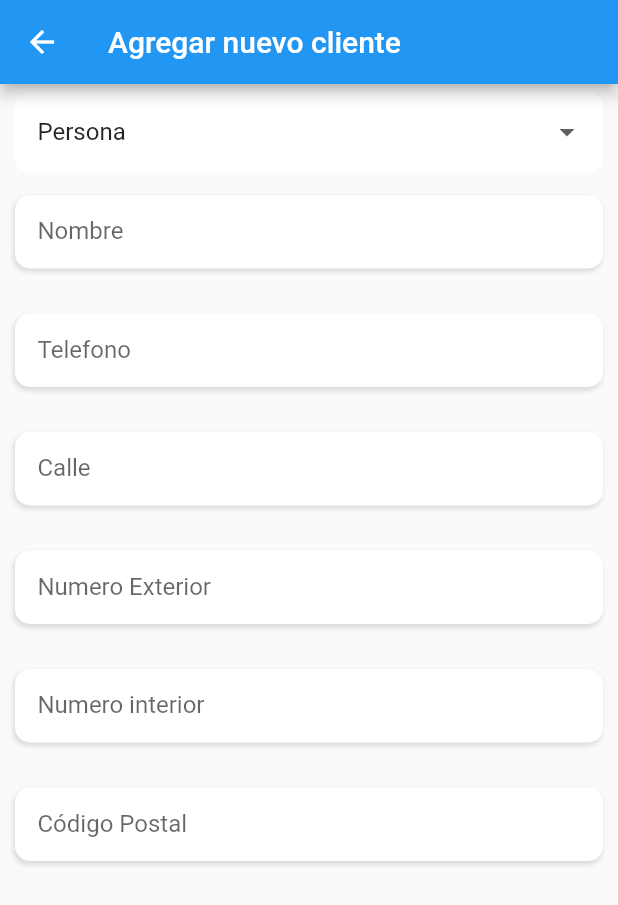
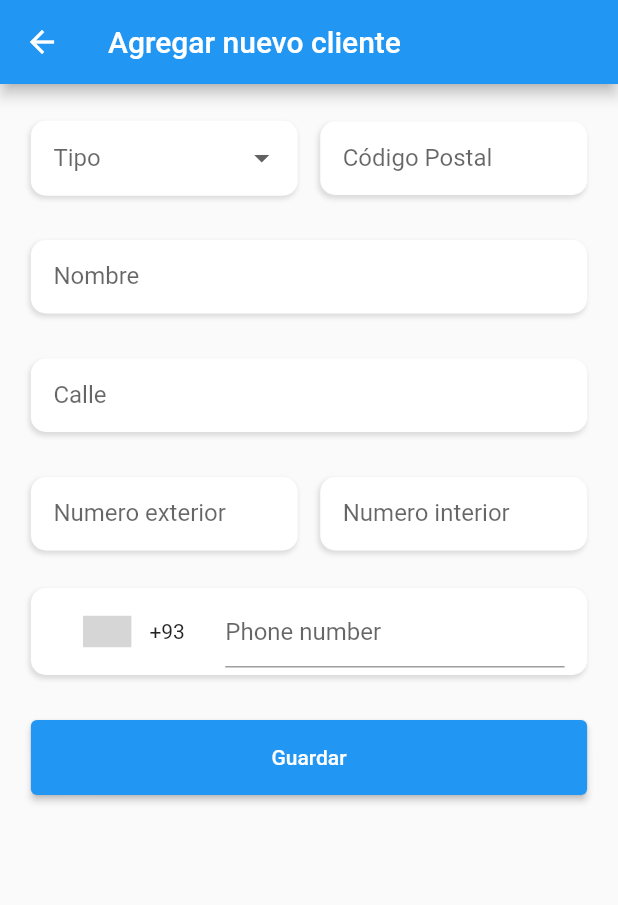
Before and after one commit to javierlrmz/urban_cotizer_app, a Flutter app: the ClientesScreen screen opened by its route, after a tap on the "add" icon, on a phone screen of 412 x 824 dp. Shown: the top 905 px of the screen. Run offline on Flutter 3.47's test engine with Material 2 defaults, Android fonts, the light colour scheme and no system bars; drawn by our look-alikes of intl_phone_number_input; grey boxes are pictures that could not be loaded.

Commit message:
todo validations and FormState

```diff
--- a/lib/components/custom_components.dart
+++ b/lib/components/custom_components.dart
@@ -120,6 +120,7 @@ class CustomFilter extends StatelessWidget {
 
     return Container(
       width: 120,
+      height: 40,
       decoration: BoxDecoration(
         boxShadow: [Decorations.buildShadow( const Offset(-1, 2))],
         color: Colors.white,
@@ -162,10 +163,30 @@ class CustomSearch extends StatelessWidget {
           isDense: true,
           contentPadding: const EdgeInsets.all(15),
           filled: true,
-          focusedBorder: buildInputRounded(),
-          border: buildInputRounded()
+          focusedBorder: buildInputRounded100(),
+          border: buildInputRounded100()
           )
         ),
     );
   }
 }
+
+//* ======== #5 ===========
+class CustomContainer extends StatelessWidget {
+
+  final Widget child;
+
+  const CustomContainer({super.key, required this.child});
+
+  @override
+  Widget build(BuildContext context) {
+    return Container(
+      decoration: BoxDecoration(
+        borderRadius: BorderRadius.circular(10),
+        color: Colors.white,
+        boxShadow: [Decorations.buildShadow(Offset(-1, 2))],
+      ),
+      child: child,
+    );
+  }
+}
--- /dev/null
+++ b/lib/extensions/validate_extension.dart
@@ -0,0 +1,58 @@
+extension ExtString on String {
+
+  bool get isValidEmail {
+  final emailRegExp = RegExp(r"^[a-zA-Z0-9.]+@[a-zA-Z0-9]+\.[a-zA-Z]+");
+  return emailRegExp.hasMatch(this);
+  }
+
+  bool get isValidPassword {
+    final passRegExp = RegExp (r'^(?=.*[A-Za-z])(?=.*\d)[A-Za-z\d]{8,}$');
+    return passRegExp.hasMatch(this);
+  }
+
+}
+
+// RegExp _email = RegExp(
+//     r"^((([a-z]|\d|[!#\$%&'\*\+\-\/=\?\^_`{\|}~]|[\u00A0-\uD7FF\uF900-\uFDCF\uFDF0-\uFFEF])+(\.([a-z]|\d|[!#\$%&'\*\+\-\/=\?\^_`{\|}~]|[\u00A0-\uD7FF\uF900-\uFDCF\uFDF0-\uFFEF])+)*)|((\x22)((((\x20|\x09)*(\x0d\x0a))?(\x20|\x09)+)?(([\x01-\x08\x0b\x0c\x0e-\x1f\x7f]|\x21|[\x23-\x5b]|[\x5d-\x7e]|[\u00A0-\uD7FF\uF900-\uFDCF\uFDF0-\uFFEF])|(\\([\x01-\x09\x0b\x0c\x0d-\x7f]|[\u00A0-\uD7FF\uF900-\uFDCF\uFDF0-\uFFEF]))))*(((\x20|\x09)*(\x0d\x0a))?(\x20|\x09)+)?(\x22)))@((([a-z]|\d|[\u00A0-\uD7FF\uF900-\uFDCF\uFDF0-\uFFEF])|(([a-z]|\d|[\u00A0-\uD7FF\uF900-\uFDCF\uFDF0-\uFFEF])([a-z]|\d|-|\.|_|~|[\u00A0-\uD7FF\uF900-\uFDCF\uFDF0-\uFFEF])*([a-z]|\d|[\u00A0-\uD7FF\uF900-\uFDCF\uFDF0-\uFFEF])))\.)+(([a-z]|[\u00A0-\uD7FF\uF900-\uFDCF\uFDF0-\uFFEF])|(([a-z]|[\u00A0-\uD7FF\uF900-\uFDCF\uFDF0-\uFFEF])([a-z]|\d|-|\.|_|~|[\u00A0-\uD7FF\uF900-\uFDCF\uFDF0-\uFFEF])*([a-z]|[\u00A0-\uD7FF\uF900-\uFDCF\uFDF0-\uFFEF])))$");
+
+// RegExp _ipv4Maybe = RegExp(r'^(\d?\d?\d)\.(\d?\d?\d)\.(\d?\d?\d)\.(\d?\d?\d)$');
+// RegExp _ipv6 =
+//     RegExp(r'^::|^::1|^([a-fA-F0-9]{1,4}::?){1,7}([a-fA-F0-9]{1,4})$');
+
+// RegExp _surrogatePairsRegExp = RegExp(r'[\uD800-\uDBFF][\uDC00-\uDFFF]');
+
+// RegExp _alpha = RegExp(r'^[a-zA-Z]+$');
+// RegExp _alphanumeric = RegExp(r'^[a-zA-Z0-9]+$');
+// RegExp _numeric = RegExp(r'^-?[0-9]+$');
+// RegExp _int = RegExp(r'^(?:-?(?:0|[1-9][0-9]*))$');
+// RegExp _float =
+//     RegExp(r'^(?:-?(?:[0-9]+))?(?:\.[0-9]*)?(?:[eE][\+\-]?(?:[0-9]+))?$');
+// RegExp _hexadecimal = RegExp(r'^[0-9a-fA-F]+$');
+// RegExp _hexcolor = RegExp(r'^#?([0-9a-fA-F]{3}|[0-9a-fA-F]{6})$');
+
+// RegExp _base64 = RegExp(
+//     r'^(?:[A-Za-z0-9+\/]{4})*(?:[A-Za-z0-9+\/]{2}==|[A-Za-z0-9+\/]{3}=|[A-Za-z0-9+\/]{4})$');
+
+// RegExp _creditCard = RegExp(
+//     r'^(?:4[0-9]{12}(?:[0-9]{3})?|5[1-5][0-9]{14}|6(?:011|5[0-9][0-9])[0-9]{12}|3[47][0-9]{13}|3(?:0[0-5]|[68][0-9])[0-9]{11}|(?:2131|1800|35\d{3})\d{11})$');
+
+// RegExp _isbn10Maybe = RegExp(r'^(?:[0-9]{9}X|[0-9]{10})$');
+// RegExp _isbn13Maybe = RegExp(r'^(?:[0-9]{13})$');
+
+// Map _uuid = {
+//   '3': RegExp(
+//       r'^[0-9A-F]{8}-[0-9A-F]{4}-3[0-9A-F]{3}-[0-9A-F]{4}-[0-9A-F]{12}$'),
+//   '4': RegExp(
+//       r'^[0-9A-F]{8}-[0-9A-F]{4}-4[0-9A-F]{3}-[89AB][0-9A-F]{3}-[0-9A-F]{12}$'),
+//   '5': RegExp(
+//       r'^[0-9A-F]{8}-[0-9A-F]{4}-5[0-9A-F]{3}-[89AB][0-9A-F]{3}-[0-9A-F]{12}$'),
+//   'all':
+//       RegExp(r'^[0-9A-F]{8}-[0-9A-F]{4}-[0-9A-F]{4}-[0-9A-F]{4}-[0-9A-F]{12}$')
+// };
+
+// RegExp _multibyte = RegExp(r'[^\x00-\x7F]');
+// RegExp _ascii = RegExp(r'^[\x00-\x7F]+$');
+// RegExp _fullWidth =
+//     RegExp(r'[^\u0020-\u007E\uFF61-\uFF9F\uFFA0-\uFFDC\uFFE8-\uFFEE0-9a-zA-Z]');
+// RegExp _halfWidth =
+//     RegExp(r'[\u0020-\u007E\uFF61-\uFF9F\uFFA0-\uFFDC\uFFE8-\uFFEE0-9a-zA-Z]');
--- a/lib/main.dart
+++ b/lib/main.dart
@@ -12,6 +12,7 @@ void main() {
         ChangeNotifierProvider( create: (_) => IndexProvider()),
         ChangeNotifierProvider( create: (_) => ClientesProvider()),
         ChangeNotifierProvider( create: (_) => PersonaProvider()),
+        ChangeNotifierProvider( create: (_) => FormStateProvider()),
       ],
       child: const MyApp()
       )
--- /dev/null
+++ b/lib/providers/form_state_provider.dart
@@ -0,0 +1,11 @@
+import 'package:flutter/material.dart';
+
+class FormStateProvider extends ChangeNotifier {
+
+  GlobalKey<FormState> formkey = GlobalKey<FormState>();
+
+  isValidForm(){
+    return formkey.currentState?.validate() ?? false;
+  }
+
+}
--- a/lib/providers/providers.dart
+++ b/lib/providers/providers.dart
@@ -1,3 +1,5 @@
+export 'package:urban_cotizer_app/providers/form_state_provider.dart';
+
 export 'package:urban_cotizer_app/providers/persona_provider.dart';
 
 export 'package:urban_cotizer_app/providers/clientes_provider.dart';
--- a/lib/screens/clientes_screen.dart
+++ b/lib/screens/clientes_screen.dart
@@ -40,7 +40,7 @@ class ClientesScreen extends StatelessWidget {
             const SizedBox(width: 5),
 
             // BOTÓN AÑADIR / NUEVO
-            CustomButton( Icons.add, 35, 47, Colors.green, onPressed: () => Navigator.pushNamed(context, 'newCLiente') ),
+            CustomButton( Icons.add, 35, 42, Colors.green, onPressed: () => Navigator.pushNamed(context, 'newCLiente') ),
             ],
           ),
 
--- a/lib/screens/new_cliente_screen.dart
+++ b/lib/screens/new_cliente_screen.dart
@@ -1,6 +1,12 @@
+
 
 import 'package:flutter/material.dart';
+import 'package:flutter/services.dart';
+import 'package:intl_phone_number_input/intl_phone_number_input.dart';
+import 'package:provider/provider.dart';
+import 'package:urban_cotizer_app/providers/form_state_provider.dart';
 
+import '../components/custom_components.dart';
 import '../theme/decorations.dart';
 
 class NewClienteScreen extends StatelessWidget {
@@ -9,6 +15,11 @@ class NewClienteScreen extends StatelessWidget {
 
   @override
   Widget build(BuildContext context) {
+
+    final formStateProvider = Provider.of<FormStateProvider>(context);
+
+    final size = MediaQuery.of(context).size;
+
     return Scaffold(
       // backgroundColor: Colors.white,
       appBar: AppBar(
@@ -16,42 +27,77 @@ class NewClienteScreen extends StatelessWidget {
       ),
       body: Form(
         child: SingleChildScrollView(
-          child: Padding(
-            padding: const EdgeInsets.symmetric(horizontal: 10),
-            child: Column(
-              children:[
+          child: Center(
+            child: SizedBox(
+              width: size.width * 0.9,
+              child: Form(
+                key: formStateProvider.formkey,
+                child: Column(
 
-                const SizedBox(height: 5,),
+                  children:[
 
-                Center(
-                  child: DropdownButtonFormField(
-                    decoration: InputDecoration(
-                      // labelText: 'Tipo',
-                      fillColor: Colors.white,
-                      isDense: true,
-                      contentPadding: const EdgeInsets.all(15),
-                      filled: true,
-                      focusedBorder: OutlineInputBorder(borderSide: BorderSide.none, borderRadius: BorderRadius.circular(10)),
-                      border: OutlineInputBorder(borderSide: BorderSide.none, borderRadius: BorderRadius.circular(10)),
-                      ),
-                    borderRadius: BorderRadius.circular(10),
-                    value: 'Persona',
-                    items: const [
-                      DropdownMenuItem(value: "Persona", child: Text("Persona")),
-                      DropdownMenuItem(value: "Empresa", child: Text("Empresa")),
+                    const SizedBox(height: 10),
+
+                    // TIPO -- CODIGO POSTAL
+                    Row(
+                      children: const [
+
+                        Expanded(child: DropMenuTipo()),
+
+                        SizedBox(width: 15,),
+
+                        Expanded(child: CustomField(
+                          labelText: 'Código Postal',
+                          formatter: r'^-?[0-9]+$',
+                          inputType: TextInputType.number,
+                          maxLength: 7,
+                          )),
+
                       ],
-                    onChanged: (value ){}),
-                ),
+                    ),
 
-                const CustomField(labelText: 'Nombre',),
-                const CustomField(labelText: 'Telefono',),
-                const CustomField(labelText: 'Calle',),
-                const CustomField(labelText: 'Numero Exterior',),
-                const CustomField(labelText: 'Numero interior',),
-                const CustomField(labelText: 'Código Postal',),
+                    // NOMBRE
+                    const CustomField(labelText: 'Nombre', formatter: r'^[a-zA-Z ]+$', maxLength: 17, inputType: TextInputType.name,),
+
+                     // CALLE
+                    const CustomField(labelText: 'Calle', formatter:  r'^[a-zA-Z ]+$', maxLength: 20,),
+
+                    // NUMERO INTERIOR --- EXTERIOR
+                    Row(
+                      children: const[
+
+                        Expanded(child: CustomField(labelText: 'Numero exterior', formatter: r'^-?[0-9]+$', maxLength: 7, inputType: TextInputType.number,)),
+                        SizedBox(width: 15,),
+                        Expanded(child: CustomField(labelText: 'Numero interior', formatter: r'^-?[0-9]+$', maxLength: 7, inputType: TextInputType.number,)),
 
 
-              ],
+                      ],
+                    ),
+
+                    const SizedBox(height: 10),
+
+                    CustomContainer(
+                      child: Padding(
+                        padding: const EdgeInsets.symmetric(vertical: 5, horizontal: 15),
+                        child: InternationalPhoneNumberInput(
+                          onInputChanged: (value){},
+                          selectorConfig: const SelectorConfig(
+                            selectorType: PhoneInputSelectorType.BOTTOM_SHEET
+                           ),
+                          ),
+                      ),
+                    ),
+
+
+
+                    const SizedBox(height: 30,),
+
+                    // BOTÓN DE GUARDAR
+                    SaveButton(onPressed: () => print('HOLAAA ${formStateProvider.formkey} ${formStateProvider.isValidForm()}'),)
+
+                  ],
+                ),
+              ),
             ),
           ),
         ),
@@ -61,13 +107,74 @@ class NewClienteScreen extends StatelessWidget {
 
 }
 
+
+class SaveButton extends StatelessWidget {
+
+  final Function() onPressed;
+
+  const SaveButton({super.key, required this.onPressed});
+
+  @override
+  Widget build(BuildContext context) {
+    return ElevatedButton(
+      style: ElevatedButton.styleFrom(
+        minimumSize: const Size.fromHeight(50)
+      ),
+      onPressed: onPressed,
+      child: const Text('Guardar'));
+  }
+}
+
+class DropMenuTipo extends StatelessWidget {
+  const DropMenuTipo({
+    Key? key,
+  }) : super(key: key);
+
+  @override
+  Widget build(BuildContext context) {
+    return Container(
+      height: 50,
+      decoration: BoxDecoration(
+        borderRadius: BorderRadius.circular(10),
+        boxShadow: [Decorations.buildShadow(const Offset(-1, 2))]
+      ),
+      child: DropdownButtonFormField(
+        borderRadius: BorderRadius.circular(10),
+        items: const [
+            DropdownMenuItem(value: 'Persona', child: Text('Persona')),
+            DropdownMenuItem(value: 'Empresa', child: Text('Empresa')),
+          ],
+        onChanged: (value) {  },
+        decoration: InputDecoration(
+
+          labelText: 'Tipo',
+          // hintText: 'hintText',
+          fillColor: Colors.white,
+          isDense: true,
+          contentPadding: const EdgeInsets.all(15),
+          filled: true,
+          focusedBorder: outlineBorder10(),
+          border: outlineBorder10()
+          ),
+
+        ),
+    );
+  }
+}
+
  class CustomField extends StatelessWidget {
 
     final String? hintText;
 
     final String labelText;
 
-  const CustomField({super.key, this.hintText, required this.labelText});
+    final String formatter;
+
+    final TextInputType? inputType;
+
+    final int maxLength;
+
+    const CustomField({super.key, this.hintText, required this.labelText, required this.formatter, this.inputType, required this.maxLength});
 
     @override
     Widget build(BuildContext context) {
@@ -79,6 +186,11 @@ class NewClienteScreen extends StatelessWidget {
             boxShadow: [Decorations.buildShadow(const Offset(-1, 2))]
           ),
           child: TextFormField(
+            keyboardType: inputType,
+            inputFormatters: [
+              FilteringTextInputFormatter.allow(RegExp(formatter)),
+              LengthLimitingTextInputFormatter(maxLength)
+            ],
             decoration: InputDecoration(
             labelText: labelText,
             hintText: hintText,
@@ -86,18 +198,13 @@ class NewClienteScreen extends StatelessWidget {
             isDense: true,
             contentPadding: const EdgeInsets.all(15),
             filled: true,
-            focusedBorder: outlineBorder(),
-            border: outlineBorder()
+            focusedBorder: outlineBorder10(),
+            border: outlineBorder10()
               )
             ),
         ),
       );
     }
 
-      OutlineInputBorder outlineBorder() {
-      return OutlineInputBorder(
-        borderRadius: BorderRadius.circular(10),
-        borderSide: BorderSide.none
-      );
-    }
+
   }
--- a/lib/theme/decorations.dart
+++ b/lib/theme/decorations.dart
@@ -20,9 +20,16 @@ class Decorations {
   }
 }
 
- OutlineInputBorder buildInputRounded() {
+ OutlineInputBorder buildInputRounded100() {
     return OutlineInputBorder(
         borderRadius: BorderRadius.circular(100),
         borderSide: BorderSide.none
       );
   }
+
+OutlineInputBorder outlineBorder10() {
+      return OutlineInputBorder(
+        borderRadius: BorderRadius.circular(10),
+        borderSide: BorderSide.none
+      );
+    }
--- a/pubspec.yaml
+++ b/pubspec.yaml
@@ -37,6 +37,7 @@ dependencies:
   # Use with the CupertinoIcons class for iOS style icons.
   cupertino_icons: ^1.0.2
   provider: ^6.0.3
+  intl_phone_number_input: ^0.7.1
 
 
 dev_dependencies:
```
Also changed, not shown: pubspec.lock.
